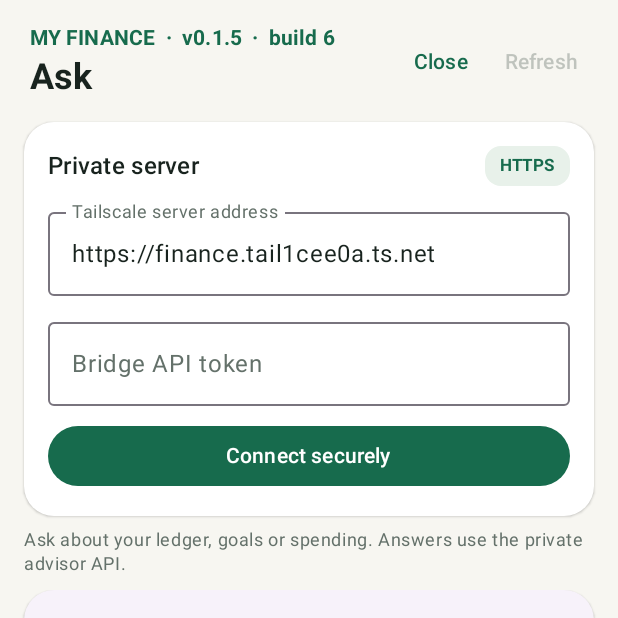
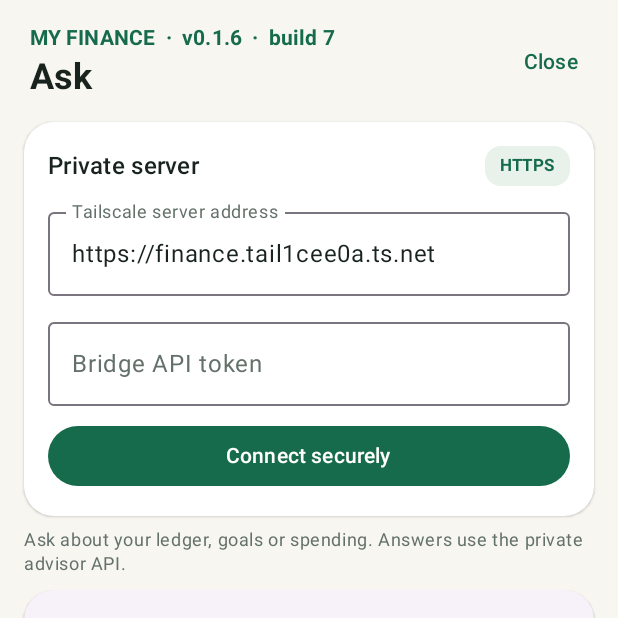
Before and after one commit to rishiTamoghna17/personal_finance_management, an Android app built with Jetpack Compose: the screen it shows after launch (MainActivity), item 4 of the bottom bar chosen, on a phone screen of 412 x 824 dp, the top half of it. Run offline under Robolectric (Android 15) with nearby library versions, the phone set to English and light mode, and no system bars; libraries missing offline, so code that uses them is left out: com.google.mlkit.vision; pictures from the network do not load.

Commit message:
Replace refresh button with pull gesture

```diff
--- a/android-app/app/build.gradle.kts
+++ b/android-app/app/build.gradle.kts
@@ -20,8 +20,8 @@ android {
         applicationId = "com.tamoghna.myfinance"
         minSdk = 28
         targetSdk = 36
-        versionCode = 6
-        versionName = "0.1.5"
+        versionCode = 7
+        versionName = "0.1.6"
     }
 
     buildFeatures {
--- a/android-app/app/src/main/java/com/tamoghna/myfinance/MainActivity.kt
+++ b/android-app/app/src/main/java/com/tamoghna/myfinance/MainActivity.kt
@@ -46,6 +46,7 @@ import androidx.compose.material3.Scaffold
 import androidx.compose.material3.Surface
 import androidx.compose.material3.Text
 import androidx.compose.material3.TextButton
+import androidx.compose.material3.pulltorefresh.PullToRefreshBox
 import androidx.compose.material3.darkColorScheme
 import androidx.compose.material3.lightColorScheme
 import androidx.compose.runtime.Composable
@@ -167,7 +168,7 @@ private fun FinanceApp(credentials: BridgeCredentials) {
                 action()
             } catch (error: Exception) {
                 errorMessage = if (error is SocketTimeoutException) {
-                    "The server timed out. Check that Tailscale is connected, then tap Refresh."
+                    "The server timed out. Check that Tailscale is connected, then pull down to refresh."
                 } else {
                     error.message ?: "The request failed. Check the server connection and try again."
                 }
@@ -189,6 +190,16 @@ private fun FinanceApp(credentials: BridgeCredentials) {
         reviews.addAll(fresh)
         categoryQuestions.clear()
         categoryQuestions.addAll(categories)
+    }
+
+    fun refreshCurrentTab() {
+        when (tab) {
+            AppTab.Home -> loadHome()
+            AppTab.Transactions -> loadTransactions()
+            AppTab.Goals -> loadGoals()
+            AppTab.Review -> loadReviews()
+            AppTab.Chat -> Unit // Chat history is local to this app session.
+        }
     }
 
     fun select(next: AppTab) {
@@ -227,15 +238,6 @@ private fun FinanceApp(credentials: BridgeCredentials) {
                     Text(tab.title, style = MaterialTheme.typography.headlineSmall, fontWeight = FontWeight.Bold, color = MaterialTheme.colorScheme.onSurface)
                 }
                 TextButton(onClick = { showSettings = !showSettings }) { Text(if (showSettings) "Close" else "⚙ Setup") }
-                TextButton(enabled = !busy && credentials.hasToken(), onClick = {
-                    when (tab) {
-                        AppTab.Home -> loadHome()
-                        AppTab.Transactions -> loadTransactions()
-                        AppTab.Goals -> loadGoals()
-                        AppTab.Review -> loadReviews()
-                        AppTab.Chat -> Unit
-                    }
-                }) { Text(if (busy) "Loading…" else "Refresh") }
             }
 
             if (showSettings) {
@@ -273,16 +275,9 @@ private fun FinanceApp(credentials: BridgeCredentials) {
                 }
             }
 
-            when (tab) {
-                AppTab.Home -> HomeScreen(
-                    dashboard, busy,
-                    onTransactions = { select(AppTab.Transactions) },
-                    onReviews = { select(AppTab.Review) },
-                    onReconnect = { link -> uriHandler.openUri(link) },
-                )
-                AppTab.Transactions -> TransactionsScreen(transactionPage, busy, onPage = { loadTransactions(it) })
-                AppTab.Goals -> GoalsScreen(goalsData, busy)
-                AppTab.Chat -> ChatScreen(chat, messageInput, busy, onInput = { messageInput = it }, onSend = {
+            Box(Modifier.weight(1f)) {
+            if (tab == AppTab.Chat) {
+                ChatScreen(chat, messageInput, busy, onInput = { messageInput = it }, onSend = {
                     val prompt = messageInput.trim()
                     if (prompt.isNotEmpty() && !busy) {
                         val history = chat.toList()
@@ -294,6 +289,24 @@ private fun FinanceApp(credentials: BridgeCredentials) {
                         }
                     }
                 })
+            } else {
+            PullToRefreshBox(
+                isRefreshing = busy,
+                onRefresh = {
+                    if (credentials.hasToken()) refreshCurrentTab() else showSettings = true
+                },
+                modifier = Modifier.fillMaxSize(),
+            ) {
+            when (tab) {
+                AppTab.Home -> HomeScreen(
+                    dashboard, busy,
+                    onTransactions = { select(AppTab.Transactions) },
+                    onReviews = { select(AppTab.Review) },
+                    onReconnect = { link -> uriHandler.openUri(link) },
+                )
+                AppTab.Transactions -> TransactionsScreen(transactionPage, busy, onPage = { loadTransactions(it) })
+                AppTab.Goals -> GoalsScreen(goalsData, busy)
+                AppTab.Chat -> Unit
                 AppTab.Review -> ReviewScreen(
                     reviews = reviews,
                     history = feedbackHistory,
@@ -335,6 +348,9 @@ private fun FinanceApp(credentials: BridgeCredentials) {
                         connectionMessage = if (always) "Category saved and future payments to this payee will use it." else "Category saved to this payment."
                     } },
                 )
+            }
+            }
+            }
             }
         }
     }
@@ -889,7 +905,7 @@ private fun CategoryQuestionCard(question: CategoryQuestion, busy: Boolean, onAp
                 Text(if (always) "Save category and rule" else "Save category")
             }
             if (question.choices.isEmpty()) {
-                Text("No Firefly categories are available right now. Check the server connection and refresh.",
+                Text("No Firefly categories are available right now. Check the server connection, then pull down to refresh.",
                     style = MaterialTheme.typography.bodySmall, color = MaterialTheme.colorScheme.error)
             }
         }
```
Also changed, not shown: 1 other file.
